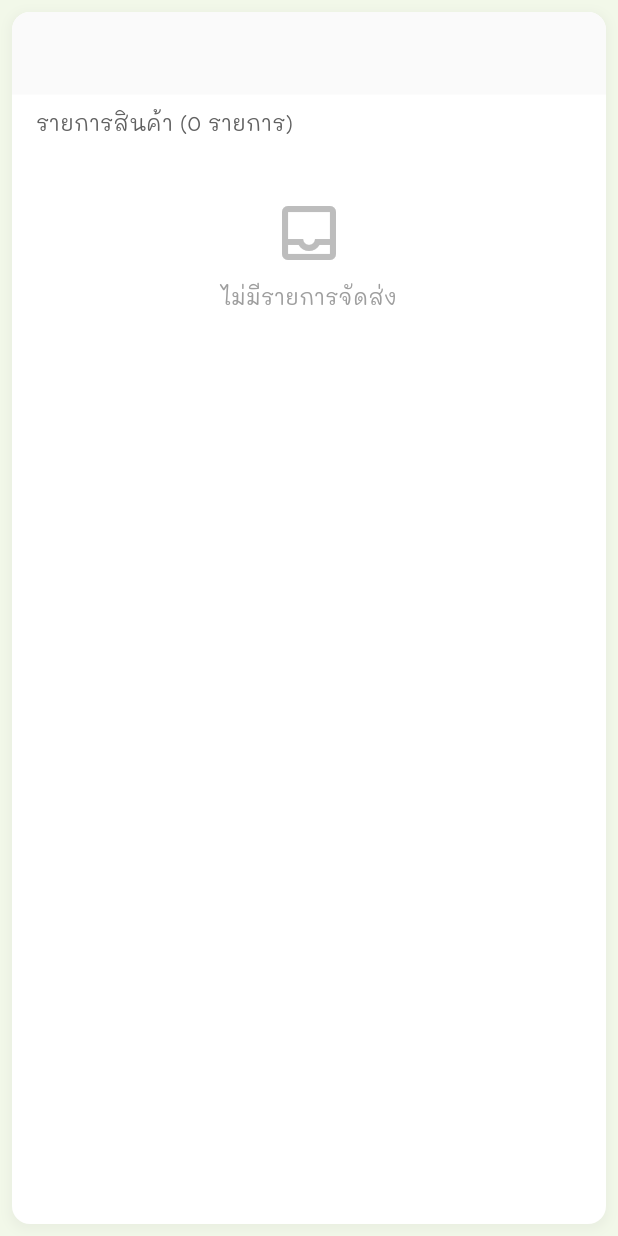
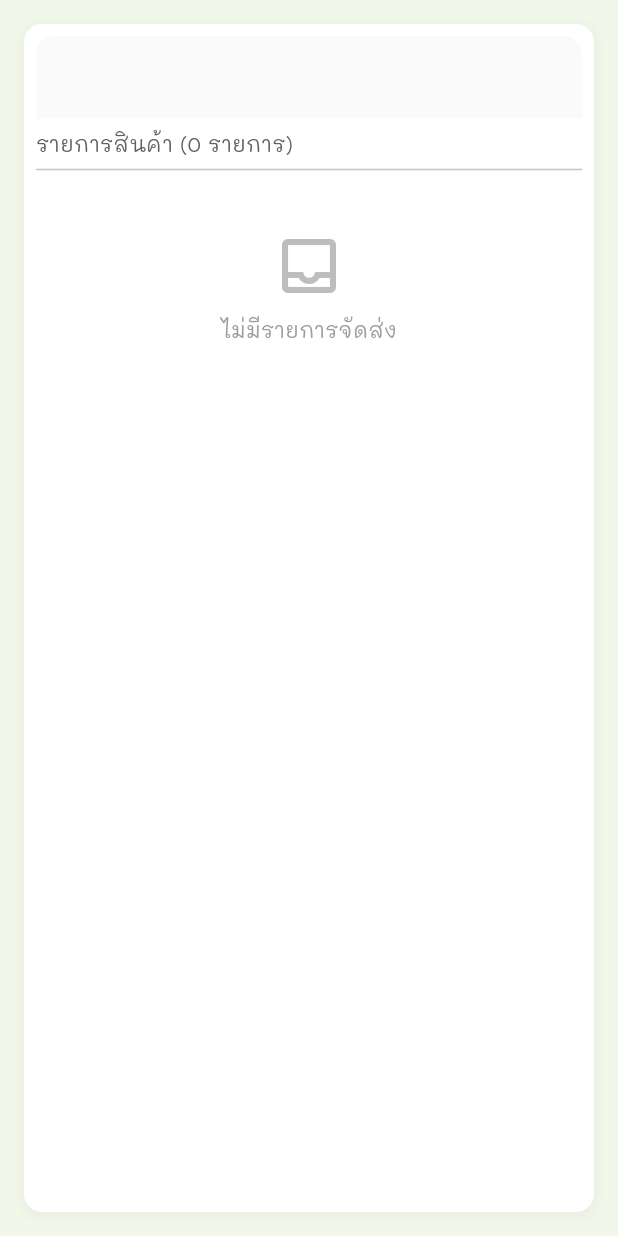
Before and after one commit to TheeraphatStudent/catdiff, a Flutter app: the JobContainerView widget shown alone on an empty page, opened directly with empty values, on a phone screen of 412 x 824 dp. Run offline on Flutter 3.47's test engine with Material 3 defaults, Android fonts, the light colour scheme and no system bars; our stand-ins replace cloud_firestore, easy_stepper, firebase_auth, firebase_core, geolocator, get and 4 more; missing offline and left inert: dart_jsonwebtoken, wolt_modal_sheet; accounts and stored records are empty; network calls fail; project files that could hold a hidden picture were left out.

Commit message:
refactor: update tracking UI with improved map viewer and status handling

```diff
--- a/app/lib/widget/tracking/job_container.widget.dart
+++ b/app/lib/widget/tracking/job_container.widget.dart
@@ -19,7 +19,7 @@ class JobContainerView extends StatelessWidget {
   @override
   Widget build(BuildContext context) {
     return Container(
-      margin: EdgeInsets.all(8),
+      margin: EdgeInsets.all(16),
       decoration: BoxDecoration(
         color: Colors.white,
         borderRadius: BorderRadius.circular(12),
@@ -32,6 +32,8 @@ class JobContainerView extends StatelessWidget {
           ),
         ],
       ),
+      child: Padding(
+        padding: const EdgeInsets.all(8.0),
         child: Column(
           crossAxisAlignment: CrossAxisAlignment.start,
           children: [
@@ -69,10 +71,10 @@ class JobContainerView extends StatelessWidget {
               ),
             ),
 
+            SizedBox(height: 6),
+
             // Job Count
-          Padding(
-            padding: EdgeInsets.symmetric(horizontal: 16, vertical: 8),
-            child: Text(
+            Text(
               "รายการสินค้า (${deliveryJobs.length} รายการ)",
               style: TextStyle(
                 fontSize: 14,
@@ -80,7 +82,8 @@ class JobContainerView extends StatelessWidget {
                 fontFamily: 'Mali',
               ),
             ),
-          ),
+
+            Divider(),
 
             // Job Items List
             if (deliveryJobs.isEmpty)
@@ -116,9 +119,8 @@ class JobContainerView extends StatelessWidget {
                   );
                 }).toList(),
               ),
-
-          SizedBox(height: 8),
           ],
+        ),
       ),
     );
   }
```
Also changed, not shown: app/lib/pages/user/tracking/overview.dart (+54 -12 lines), app/lib/widget/tracking/job_item.widget.dart (+45 -10 lines). Lines whose indentation alone changed are shown as unchanged.
